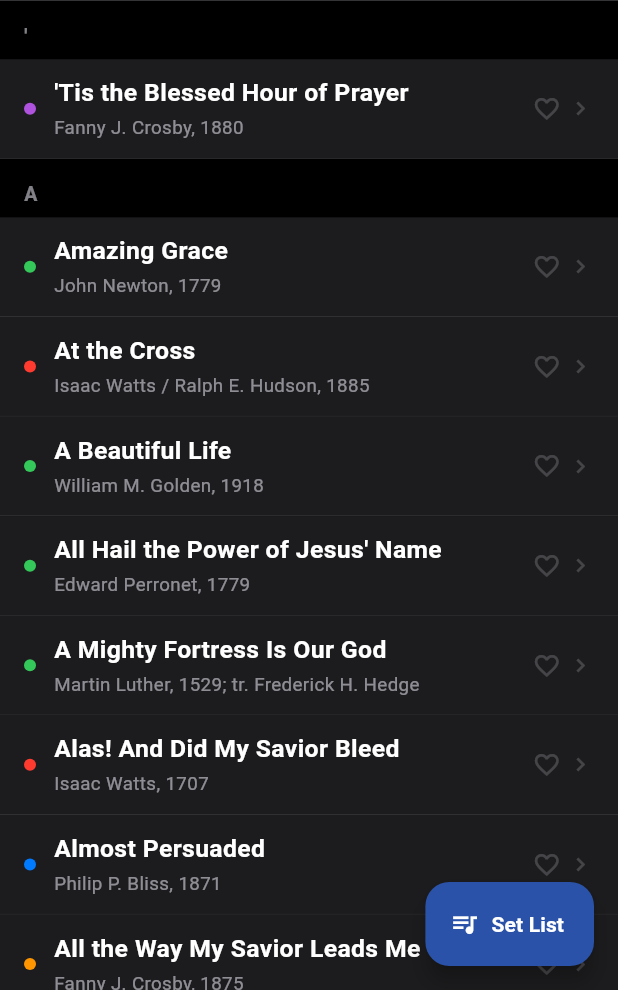
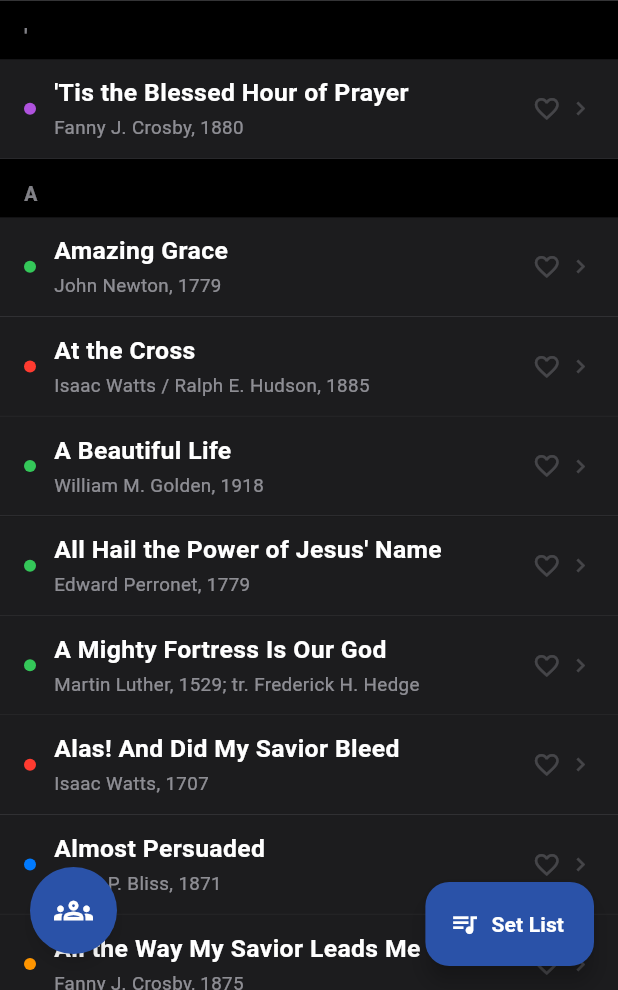
Before and after one commit to natehale05-gif/Songs, a Flutter app: the screen it shows after launch, on a phone screen of 412 x 824 dp, the part 246-1236 px from its top. Run offline on Flutter 3.47's test engine with Material 3 defaults, Android fonts, the phone set to English and light mode, and no system bars; our stand-ins replace audioplayers, qr_flutter, shared_preferences, shelf, shelf_web_socket, web; missing offline and left inert: dart:js_interop, mobile_scanner; Roboto replaces fonts that are missing (Georgia, SF Pro Text).

Commit message:
Add bottom-left circular small-group button opening an Apple-style sheet
Co-authored-by: natehale05-gif <natehale05-gif@users.noreply.github.com>

```diff
--- a/lib/screens/library_screen.dart
+++ b/lib/screens/library_screen.dart
@@ -4,6 +4,8 @@ import 'package:flutter/material.dart';
 import 'package:provider/provider.dart';
 
 import '../app_state.dart';
+import '../live/live_controller.dart';
+import '../live/live_sheet.dart';
 import '../models.dart';
 import '../theme.dart';
 import 'reader_screen.dart';
@@ -119,7 +121,9 @@ class _LibraryScreenState extends State<LibraryScreen> {
 
     return Scaffold(
       backgroundColor: p.bg,
-      body: Column(
+      body: Stack(
+        children: [
+          Column(
             children: [
               _buildHeader(state, p),
               if (_setListMode) _buildSetListBar(state, p),
@@ -127,7 +131,7 @@ class _LibraryScreenState extends State<LibraryScreen> {
                 child: filtered.isEmpty
                     ? _buildEmpty(p)
                     : ListView(
-                    padding: EdgeInsets.only(bottom: _setListMode ? 8 : 88),
+                        padding: EdgeInsets.only(bottom: _setListMode ? 8 : 96),
                         children: [
                           if (isPopular)
                             ...filtered.map((s) => _buildSongItem(state, p, s))
@@ -141,6 +145,13 @@ class _LibraryScreenState extends State<LibraryScreen> {
               ),
             ],
           ),
+          Positioned(
+            left: 20,
+            bottom: 24 + MediaQuery.of(context).padding.bottom,
+            child: _buildLiveButton(p),
+          ),
+        ],
+      ),
       floatingActionButton: _setListMode
           ? null
           : FloatingActionButton.extended(
@@ -151,6 +162,62 @@ class _LibraryScreenState extends State<LibraryScreen> {
               label: const Text('Set List',
                   style: TextStyle(fontWeight: FontWeight.w700)),
             ),
+    );
+  }
+
+  Widget _buildLiveButton(AppPalette p) {
+    return Consumer<LiveSessionController>(
+      builder: (context, live, _) {
+        final active = live.isActive;
+        return SizedBox(
+          width: 58,
+          height: 58,
+          child: Stack(
+            clipBehavior: Clip.none,
+            children: [
+              Material(
+                color: active ? const Color(0xFFFF3B30) : p.navy,
+                shape: const CircleBorder(),
+                elevation: 4,
+                shadowColor: Colors.black45,
+                child: InkWell(
+                  customBorder: const CircleBorder(),
+                  onTap: () => showLiveSheet(context),
+                  child: Center(
+                    child: Icon(
+                      active ? Icons.podcasts : Icons.groups_outlined,
+                      color: Colors.white,
+                      size: 26,
+                    ),
+                  ),
+                ),
+              ),
+              if (active && live.isLeader && live.memberCount > 0)
+                Positioned(
+                  right: -2,
+                  top: -2,
+                  child: Container(
+                    padding: const EdgeInsets.all(5),
+                    decoration: BoxDecoration(
+                      color: p.navy,
+                      shape: BoxShape.circle,
+                      border: Border.all(color: p.bg, width: 2),
+                    ),
+                    constraints: const BoxConstraints(minWidth: 22, minHeight: 22),
+                    child: Text(
+                      '${live.memberCount}',
+                      textAlign: TextAlign.center,
+                      style: const TextStyle(
+                          color: Colors.white,
+                          fontSize: 11,
+                          fontWeight: FontWeight.w700),
+                    ),
+                  ),
+                ),
+            ],
+          ),
+        );
+      },
     );
   }
 
```
Lines whose indentation alone changed are shown as unchanged.
